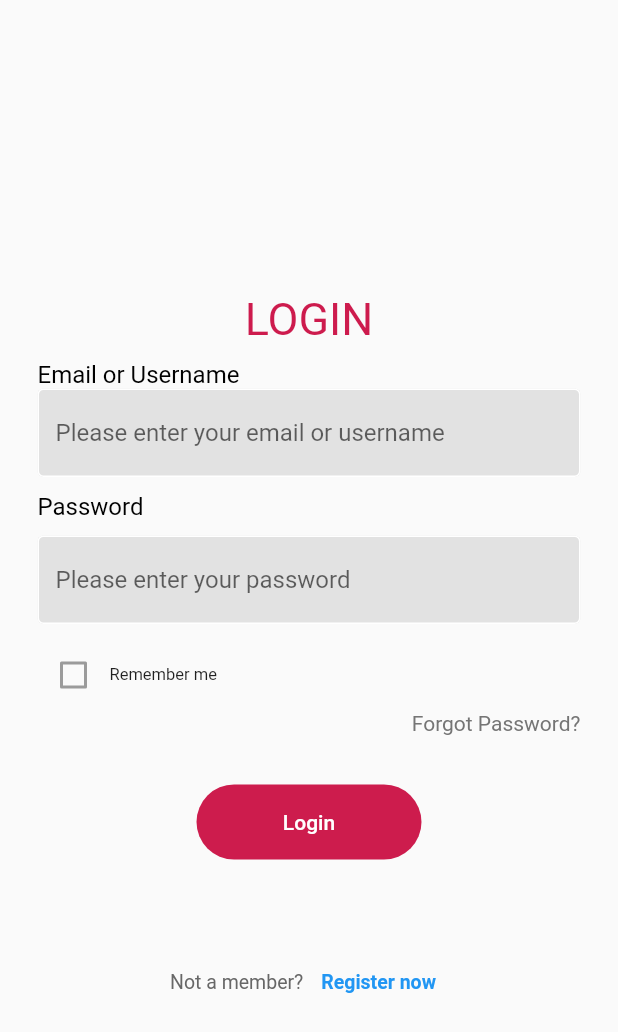
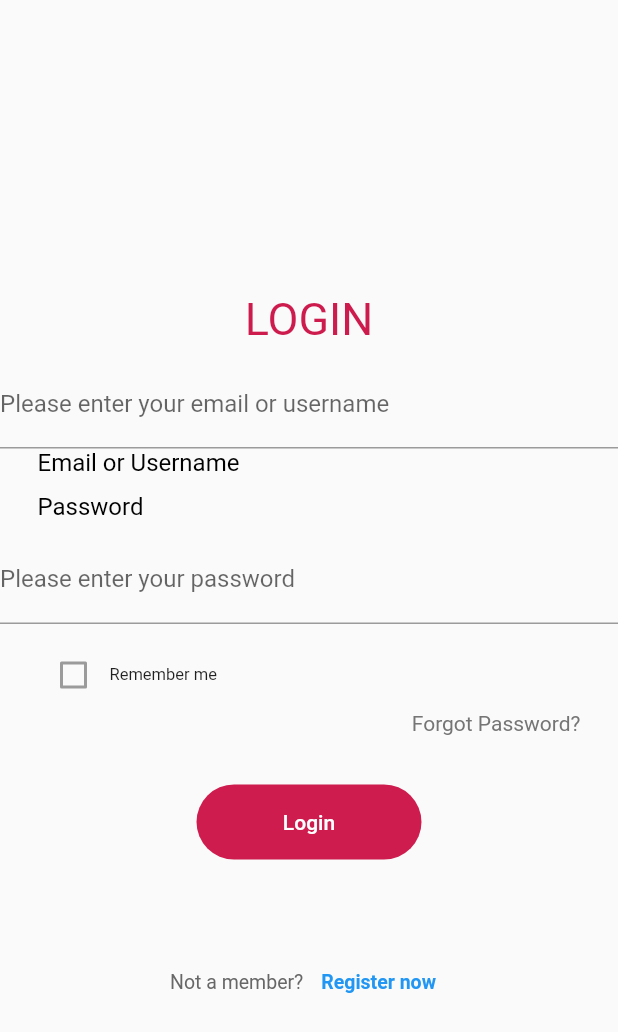
Before and after one commit to ggunes18/comp491-earthquake-damage-assessment, a Flutter app: the LoginPage screen opened directly, on a phone screen of 412 x 824 dp. Shown: the top 1032 px of the screen. Run offline on Flutter 3.47's test engine with Material 2 defaults, Android fonts, the light colour scheme and no system bars; our stand-ins replace cloud_firestore, firebase_auth, firebase_core, flutter_rating_bar; missing offline and left inert: dart:ffi; accounts and stored records are empty.

Commit message:
login and sign-in functions implemented

```diff
--- a/earthquake_damage_assessment/lib/pages/login_page.dart
+++ b/earthquake_damage_assessment/lib/pages/login_page.dart
@@ -1,10 +1,11 @@
+import 'package:earthquake_damage_assessment/pages/first_page.dart';
+import 'package:earthquake_damage_assessment/service/auth.dart';
+import 'package:firebase_auth/firebase_auth.dart';
 import 'package:flutter/material.dart';
 import 'sign_in_page.dart';
 
 class LoginPage extends StatelessWidget {
   LoginPage({super.key});
-
-  void login() {}
 
   @override
   Widget build(BuildContext context) {
@@ -17,17 +18,18 @@ class LoginPage extends StatelessWidget {
               const SizedBox(height: 50),
               loginText(),
               const SizedBox(height: 10),
+              _entryField(
+                  "Please enter your email or username", _mailController),
               texts("Email or Username"),
-              textFields("Please enter your email or username"),
               const SizedBox(height: 10),
               texts("Password"),
               const SizedBox(height: 10),
-              textFields("Please enter your password"),
+              _entryField("Please enter your password", _passwordController),
               const SizedBox(height: 10),
               remeberMeCheck(),
               forgotPassword(),
               const SizedBox(height: 25),
-              loginButton(),
+              loginButton(context),
               const SizedBox(height: 50),
               notAMember(context),
             ],
@@ -36,6 +38,25 @@ class LoginPage extends StatelessWidget {
       ),
     );
   }
+}
+
+final TextEditingController _mailController = TextEditingController();
+final TextEditingController _passwordController = TextEditingController();
+
+Future<void> login(context) async {
+  await AuthService()
+      .logIn(mail: _mailController.text, password: _passwordController.text);
+  Navigator.push(
+    context,
+    MaterialPageRoute(builder: (context) => FirstPage()),
+  );
+}
+
+Widget _entryField(String title, TextEditingController controller) {
+  return TextField(
+    controller: controller,
+    decoration: InputDecoration(labelText: title),
+  );
 }
 
 Text loginText() {
@@ -110,9 +131,11 @@ Padding forgotPassword() {
   );
 }
 
-TextButton loginButton() {
+TextButton loginButton(context) {
   return TextButton(
-    onPressed: () {},
+    onPressed: () {
+      login(context);
+    },
     child: Container(
       height: 50,
       width: 150,
```
Also changed, not shown: earthquake_damage_assessment/lib/main.dart (+5 -2 lines), earthquake_damage_assessment/lib/pages/sign_in_page.dart (+33 -8 lines), earthquake_damage_assessment/lib/service/auth.dart (added, +25 -0 lines), earthquake_damage_assessment/pubspec.yaml (+9 -9 lines), earthquake_damage_assessment/pubspec.lock, 3 other files.
